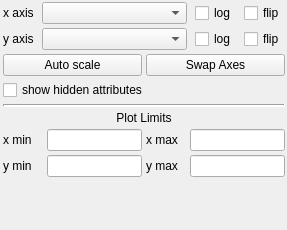
Above: glue/qt/ui/scatterwidget.ui from glue-viz/glue before the change. Below: the same form after it.
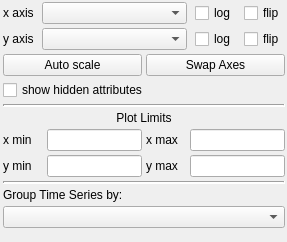
That is the form after the change.

Patch:
```diff
--- a/glue/qt/ui/scatterwidget.ui
+++ b/glue/qt/ui/scatterwidget.ui
@@ -321,6 +321,45 @@
         </item>
        </layout>
       </item>
+      <item>
+       <widget class="Line" name="line">
+        <property name="frameShadow">
+         <enum>QFrame::Sunken</enum>
+        </property>
+        <property name="lineWidth">
+         <number>2</number>
+        </property>
+        <property name="midLineWidth">
+         <number>0</number>
+        </property>
+        <property name="orientation">
+         <enum>Qt::Horizontal</enum>
+        </property>
+       </widget>
+      </item>
+      <item>
+       <widget class="QLabel" name="group">
+        <property name="text">
+         <string>Group Time Series by:</string>
+        </property>
+       </widget>
+      </item>z
+      <item>
+       <widget class="QComboBox" name="groupComboBox">
+        <property name="sizePolicy">
+         <sizepolicy hsizetype="Expanding" vsizetype="Fixed">
+          <horstretch>0</horstretch>
+          <verstretch>0</verstretch>
+         </sizepolicy>
+        </property>
+        <property name="toolTip">
+         <string>Select a field to group time series information by. (ex. Patient ID)</string>
+        </property>
+        <property name="sizeAdjustPolicy">
+         <enum>QComboBox::AdjustToMinimumContentsLength</enum>
+        </property>
+       </widget>
+      </item>
       <item>
        <spacer name="verticalSpacer">
         <property name="orientation">
```
